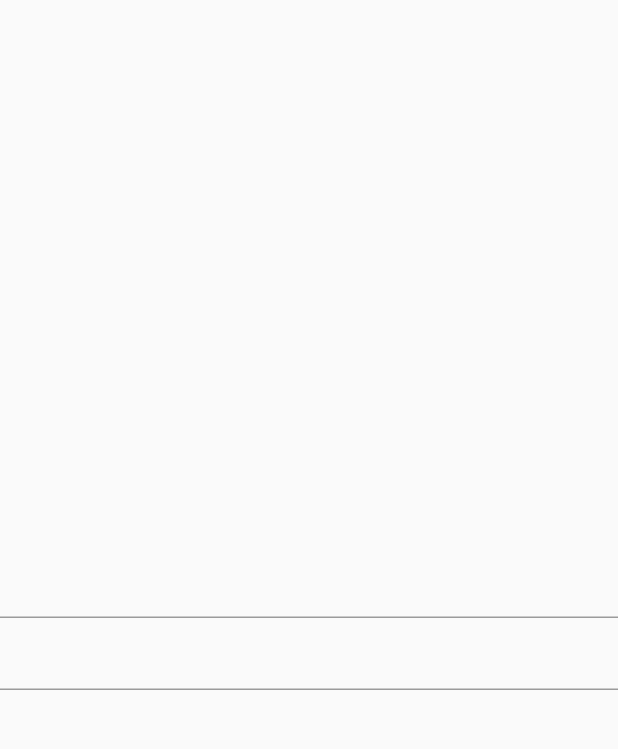
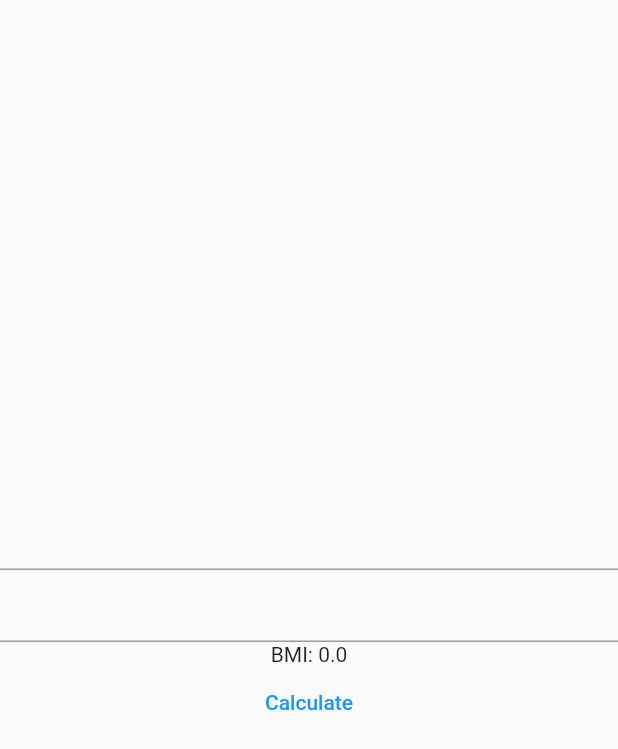
Before and after one commit to thangtmc73/flutter-examples, a Flutter app: the screen it shows after launch, on a phone screen of 412 x 824 dp. Shown: the top 749 px of the screen. Run offline on Flutter 3.47's test engine with Material 2 defaults, Android fonts, the phone set to English and light mode, and no system bars.

Commit message:
feat(bmi-calculator): add logic calculator in submitting height and weight

```diff
--- a/lib/bmi-calculator/main_page.dart
+++ b/lib/bmi-calculator/main_page.dart
@@ -10,6 +10,7 @@ class MainPage extends StatefulWidget {
 class _MainPageState extends State<MainPage> {
   int _height = 0;
   double _weight = 0;
+  double _bmi = 0;
 
   void _updateHeight(String height) {
     int intHeight = int.parse(height);
@@ -22,6 +23,14 @@ class _MainPageState extends State<MainPage> {
     double doubleWeight = double.parse(weight);
     setState(() {
       _weight = doubleWeight;
+    });
+  }
+
+  void calculateBMI() {
+    double heightInMeter = _height / 100;
+    double bmi = _weight / (heightInMeter * heightInMeter);
+    setState(() {
+      _bmi = bmi;
     });
   }
 
@@ -39,6 +48,10 @@ class _MainPageState extends State<MainPage> {
             onChanged: _updateWeight,
             keyboardType: TextInputType.number,
           ),
+          Text(
+            'BMI: $_bmi',
+          ),
+          TextButton(onPressed: calculateBMI, child: Text('Calculate'))
         ],
       ),
     );
```
